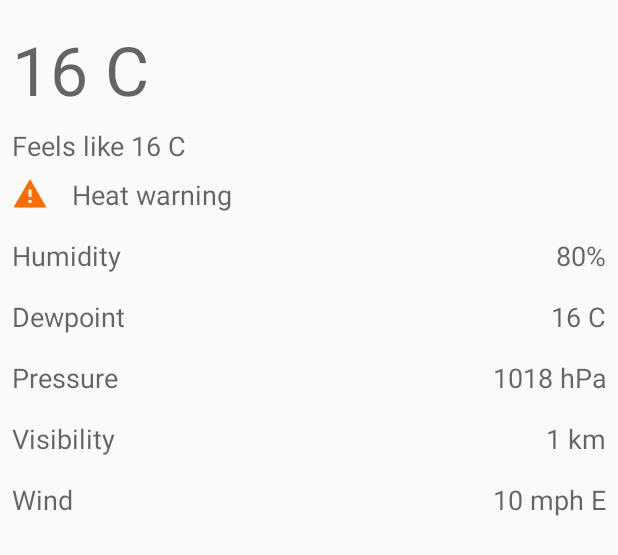
After one commit to kylecorry31/NWSWeather, an Android app: the layout fragment_current2.xml on its own in the app's theme, with its tools: preview values and no code run, on a phone screen of 412 x 824 dp. The commit adds this screen. Shown: the top 555 px of the screen. Run offline under Robolectric (Android 15) with nearby library versions, the phone set to English and light mode, and no system bars.

Commit message:
Improve current layout

```diff
--- a/app/build.gradle
+++ b/app/build.gradle
@@ -43,9 +43,9 @@ dependencies {
     implementation 'androidx.core:core-ktx:1.3.2'
     implementation 'androidx.appcompat:appcompat:1.2.0'
     implementation 'androidx.preference:preference-ktx:1.1.1'
-    implementation 'com.github.kylecorry31:Trail-Sense-Core:2.4.1'
+    implementation 'com.github.kylecorry31:Trail-Sense-Core:2.4.2'
     implementation 'androidx.lifecycle:lifecycle-runtime-ktx:2.2.0'
-    implementation "com.github.kylecorry31:NationalWeatherServiceProxy:0.1.2"
+    implementation "com.github.kylecorry31:NationalWeatherServiceProxy:0.2.0"
     implementation 'com.google.code.gson:gson:2.8.6'
     implementation 'com.android.volley:volley:1.1.1'
     implementation 'com.google.android.material:material:1.2.1'
--- a/app/src/main/java/com/kylecorry/nwsweather/alerts/ui/AlertsFragment.kt
+++ b/app/src/main/java/com/kylecorry/nwsweather/alerts/ui/AlertsFragment.kt
@@ -119,6 +119,10 @@ class AlertsFragment : Fragment() {
             }
             withContext(Dispatchers.Main) {
                 listView.setData(alerts)
+
+                if (alerts.isEmpty()){
+                    UiUtils.shortToast(requireContext(), getString(R.string.no_alerts))
+                }
             }
         }
         return false
--- /dev/null
+++ b/app/src/main/res/layout/fragment_current2.xml
@@ -0,0 +1,180 @@
+<?xml version="1.0" encoding="utf-8"?>
+
+<ScrollView xmlns:android="http://schemas.android.com/apk/res/android"
+    xmlns:app="http://schemas.android.com/apk/res-auto"
+    xmlns:tools="http://schemas.android.com/tools"
+    android:layout_width="match_parent"
+    android:layout_height="match_parent">
+
+    <LinearLayout
+        android:layout_width="match_parent"
+        android:layout_height="wrap_content"
+        android:orientation="vertical"
+        android:paddingStart="8dp"
+        android:paddingTop="16dp"
+        android:paddingEnd="8dp"
+        android:paddingBottom="16dp">
+
+        <TextView
+            android:id="@+id/temperature"
+            android:layout_width="wrap_content"
+            android:layout_height="wrap_content"
+            android:textAppearance="@style/TextAppearance.AppCompat.Display2"
+            tools:text="16 C" />
+
+        <TextView
+            android:id="@+id/feels_like"
+            android:layout_width="wrap_content"
+            android:layout_height="wrap_content"
+            android:layout_marginTop="8dp"
+            android:textAppearance="@style/TextAppearance.AppCompat.Medium"
+            tools:text="Feels like 16 C" />
+
+        <TextView
+            android:id="@+id/temperature_alert"
+            android:layout_width="wrap_content"
+            android:layout_height="wrap_content"
+            android:layout_marginTop="8dp"
+            android:drawablePadding="16dp"
+            android:textAppearance="@style/TextAppearance.AppCompat.Medium"
+            app:drawableStartCompat="@drawable/alert"
+            app:drawableTint="@color/colorPrimary"
+            tools:text="Heat warning" />
+
+        <LinearLayout
+            android:id="@+id/humidity"
+            android:layout_width="match_parent"
+            android:layout_height="wrap_content"
+            android:layout_marginTop="8dp"
+            android:orientation="horizontal">
+
+            <TextView
+                android:id="@+id/humidity_label"
+                android:layout_width="wrap_content"
+                android:layout_height="wrap_content"
+                android:layout_marginTop="8dp"
+                android:layout_weight="1"
+                android:text="@string/humidity"
+                android:textAppearance="@style/TextAppearance.AppCompat.Medium" />
+
+            <TextView
+                android:id="@+id/humidity_value"
+                android:layout_width="wrap_content"
+                android:layout_height="wrap_content"
+                android:layout_marginTop="8dp"
+                android:layout_weight="1"
+                android:textAlignment="textEnd"
+                android:textAppearance="@style/TextAppearance.AppCompat.Medium"
+                tools:text="80%" />
+        </LinearLayout>
+
+        <LinearLayout
+            android:id="@+id/dewpoint"
+            android:layout_width="match_parent"
+            android:layout_height="wrap_content"
+            android:layout_marginTop="8dp"
+            android:orientation="horizontal">
+
+            <TextView
+                android:id="@+id/dewpoint_label"
+                android:layout_width="wrap_content"
+                android:layout_height="wrap_content"
+                android:layout_marginTop="8dp"
+                android:layout_weight="1"
+                android:text="@string/dewpoint"
+                android:textAppearance="@style/TextAppearance.AppCompat.Medium" />
+
+            <TextView
+                android:id="@+id/dewpoint_value"
+                android:layout_width="wrap_content"
+                android:layout_height="wrap_content"
+                android:layout_marginTop="8dp"
+                android:layout_weight="1"
+                android:textAlignment="textEnd"
+                android:textAppearance="@style/TextAppearance.AppCompat.Medium"
+                tools:text="16 C" />
+        </LinearLayout>
+
+        <LinearLayout
+            android:id="@+id/pressure"
+            android:layout_width="match_parent"
+            android:layout_height="wrap_content"
+            android:layout_marginTop="8dp"
+            android:orientation="horizontal">
+
+            <TextView
+                android:id="@+id/pressure_label"
+                android:layout_width="wrap_content"
+                android:layout_height="wrap_content"
+                android:layout_marginTop="8dp"
+                android:layout_weight="1"
+                android:text="@string/pressure"
+                android:textAppearance="@style/TextAppearance.AppCompat.Medium" />
+
+            <TextView
+                android:id="@+id/pressure_value"
+                android:layout_width="wrap_content"
+                android:layout_height="wrap_content"
+                android:layout_marginTop="8dp"
+                android:layout_weight="1"
+                android:textAlignment="textEnd"
+                android:textAppearance="@style/TextAppearance.AppCompat.Medium"
+                tools:text="1018 hPa" />
+        </LinearLayout>
+
+        <LinearLayout
+            android:id="@+id/visibility"
+            android:layout_width="match_parent"
+            android:layout_height="wrap_content"
+            android:layout_marginTop="8dp"
+            android:orientation="horizontal">
+
+            <TextView
+                android:id="@+id/visibility_label"
+                android:layout_width="wrap_content"
+                android:layout_height="wrap_content"
+                android:layout_marginTop="8dp"
+                android:layout_weight="1"
+                android:text="@string/visibility"
+                android:textAppearance="@style/TextAppearance.AppCompat.Medium" />
+
+            <TextView
+                android:id="@+id/visibility_value"
+                android:layout_width="wrap_content"
+                android:layout_height="wrap_content"
+                android:layout_marginTop="8dp"
+                android:layout_weight="1"
+                android:textAlignment="textEnd"
+                android:textAppearance="@style/TextAppearance.AppCompat.Medium"
+                tools:text="1 km" />
+        </LinearLayout>
+
+        <LinearLayout
+            android:id="@+id/wind"
+            android:layout_width="match_parent"
+            android:layout_height="wrap_content"
+            android:layout_marginTop="8dp"
+            android:orientation="horizontal">
+
+            <TextView
+                android:id="@+id/wind_label"
+                android:layout_width="wrap_content"
+                android:layout_height="wrap_content"
+                android:layout_marginTop="8dp"
+                android:layout_weight="1"
+                android:text="@string/wind"
+                android:textAppearance="@style/TextAppearance.AppCompat.Medium" />
+
+            <TextView
+                android:id="@+id/wind_value"
+                android:layout_width="wrap_content"
+                android:layout_height="wrap_content"
+                android:layout_marginTop="8dp"
+                android:layout_weight="1"
+                android:textAlignment="textEnd"
+                android:textAppearance="@style/TextAppearance.AppCompat.Medium"
+                tools:text="10 mph E" />
+        </LinearLayout>
+
+    </LinearLayout>
+</ScrollView>
--- a/app/src/main/res/menu/bottom_navigation_menu.xml
+++ b/app/src/main/res/menu/bottom_navigation_menu.xml
@@ -2,6 +2,12 @@
     xmlns:app="http://schemas.android.com/apk/res-auto"
     xmlns:tools="http://schemas.android.com/tools"
     tools:context=".ui.MainActivity">
+
+    <item
+        android:id="@+id/current_fragment"
+        android:icon="@drawable/forecast"
+        android:title="@string/current"
+        app:showAsAction="ifRoom" />
 
     <item
         android:id="@+id/alerts_fragment"
--- a/app/src/main/res/values/strings.xml
+++ b/app/src/main/res/values/strings.xml
@@ -4,4 +4,19 @@
     <string name="dialog_ok">OK</string>
     <string name="nws_user_agent">Trail Sense, trailsense@protonmail.com</string>
     <string name="forecast">Forecast</string>
+    <string name="current">Current</string>
+    <string name="temperature">Temperature</string>
+    <string name="dewpoint">Dewpoint</string>
+    <string name="heat_index">Heat Index</string>
+    <string name="pressure">Pressure</string>
+    <string name="sea_level_pressure">Sea Level Pressure</string>
+    <string name="precipitation">Precipitation</string>
+    <string name="wind_speed">Wind Speed</string>
+    <string name="wind_gust">Wind Gust</string>
+    <string name="wind_chill">Wind Chill</string>
+    <string name="wind_direction">Wind Direction</string>
+    <string name="visibility">Visibility</string>
+    <string name="humidity">Humidity</string>
+    <string name="wind">Wind</string>
+    <string name="no_alerts">No active alerts</string>
 </resources>
```
Also changed, not shown: app/src/main/java/com/kylecorry/nwsweather/current/ui/CurrentFragment.kt (added, +156 -0 lines), app/src/main/res/layout/fragment_current.xml (added, +23 -0 lines), app/src/main/res/layout/list_item_observation.xml (added, +34 -0 lines), app/src/main/res/navigation/nav_graph.xml (+6 -1 lines).
